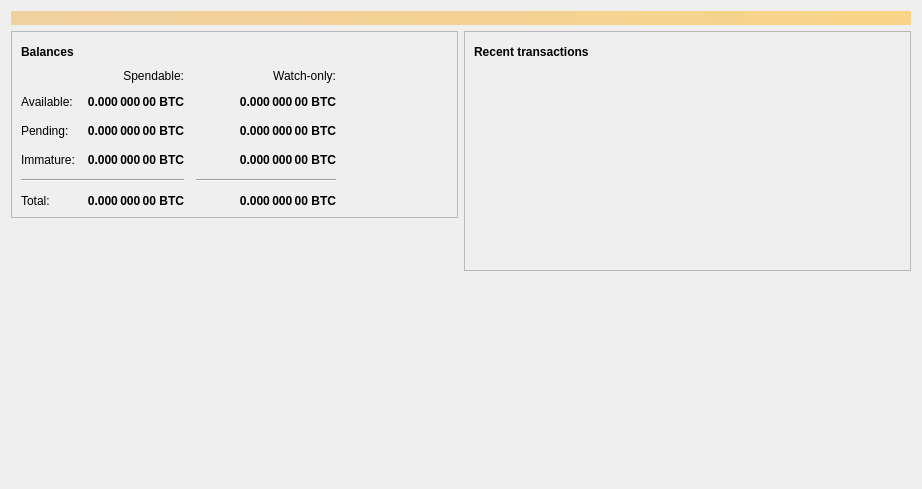
Old version of the form src/qt/forms/overviewpage.ui in the repository VeriumReserve/bitcoin.
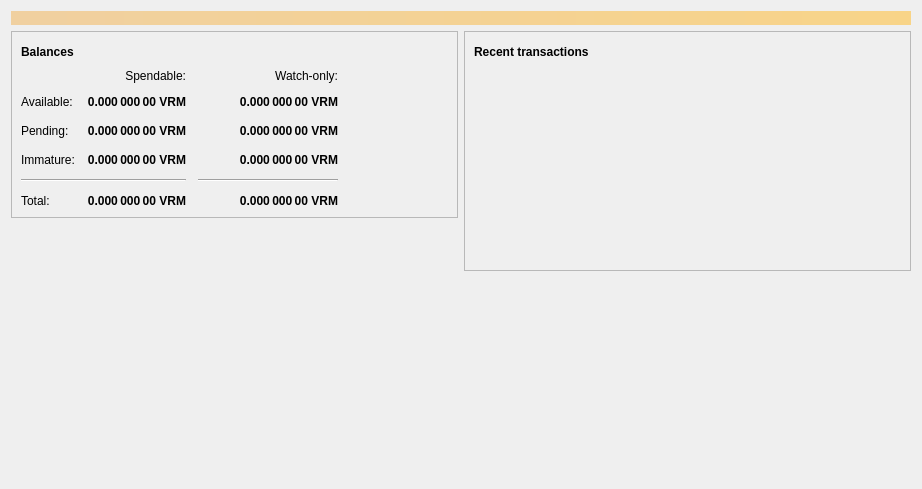
New version of the form. Icons and pictures are not drawn.

The edit to the form file:
```diff
--- a/src/qt/forms/overviewpage.ui
+++ b/src/qt/forms/overviewpage.ui
@@ -129,7 +129,7 @@
                <string>Unconfirmed transactions to watch-only addresses</string>
               </property>
               <property name="text">
-               <string notr="true">0.000 000 00 BTC</string>
+               <string notr="true">0.000 000 00 VRM</string>
               </property>
               <property name="alignment">
                <set>Qt::AlignRight|Qt::AlignTrailing|Qt::AlignVCenter</set>
@@ -154,7 +154,7 @@
                <string>Total of transactions that have yet to be confirmed, and do not yet count toward the spendable balance</string>
               </property>
               <property name="text">
-               <string notr="true">0.000 000 00 BTC</string>
+               <string notr="true">0.000 000 00 VRM</string>
               </property>
               <property name="alignment">
                <set>Qt::AlignRight|Qt::AlignTrailing|Qt::AlignVCenter</set>
@@ -179,7 +179,7 @@
                <string>Mined balance in watch-only addresses that has not yet matured</string>
               </property>
               <property name="text">
-               <string notr="true">0.000 000 00 BTC</string>
+               <string notr="true">0.000 000 00 VRM</string>
               </property>
               <property name="alignment">
                <set>Qt::AlignRight|Qt::AlignTrailing|Qt::AlignVCenter</set>
@@ -237,7 +237,7 @@
                <string>Mined balance that has not yet matured</string>
               </property>
               <property name="text">
-               <string notr="true">0.000 000 00 BTC</string>
+               <string notr="true">0.000 000 00 VRM</string>
               </property>
               <property name="alignment">
                <set>Qt::AlignRight|Qt::AlignTrailing|Qt::AlignVCenter</set>
@@ -282,7 +282,7 @@
                <string>Your current total balance</string>
               </property>
               <property name="text">
-               <string notr="true">0.000 000 00 BTC</string>
+               <string notr="true">0.000 000 00 VRM</string>
               </property>
               <property name="alignment">
                <set>Qt::AlignRight|Qt::AlignTrailing|Qt::AlignVCenter</set>
@@ -307,7 +307,7 @@
                <string>Current total balance in watch-only addresses</string>
               </property>
               <property name="text">
-               <string notr="true">0.000 000 00 BTC</string>
+               <string notr="true">0.000 000 00 VRM</string>
               </property>
               <property name="alignment">
                <set>Qt::AlignRight|Qt::AlignTrailing|Qt::AlignVCenter</set>
@@ -349,7 +349,7 @@
                <string>Your current spendable balance</string>
               </property>
               <property name="text">
-               <string notr="true">0.000 000 00 BTC</string>
+               <string notr="true">0.000 000 00 VRM</string>
               </property>
               <property name="alignment">
                <set>Qt::AlignRight|Qt::AlignTrailing|Qt::AlignVCenter</set>
@@ -374,7 +374,7 @@
                <string>Your current balance in watch-only addresses</string>
               </property>
               <property name="text">
-               <string notr="true">0.000 000 00 BTC</string>
+               <string notr="true">0.000 000 00 VRM</string>
               </property>
               <property name="alignment">
                <set>Qt::AlignRight|Qt::AlignTrailing|Qt::AlignVCenter</set>
```
